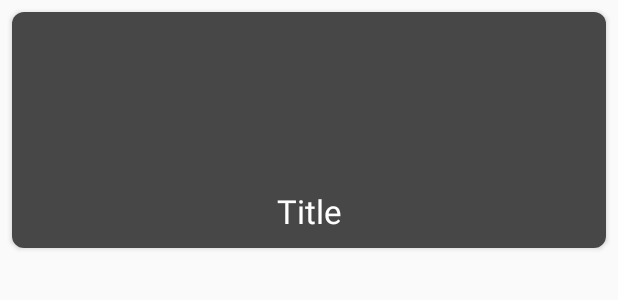
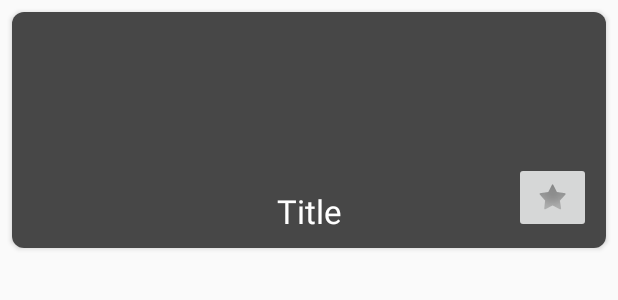
Before and after one commit to huynhvanhauvn/Android-Ex3, an Android app: the layout item_grid_movie.xml on its own in the app's theme, with its tools: preview values and no code run, on a phone screen of 412 x 824 dp. Shown: the top 300 px of the screen. Run offline under Robolectric (Android 15) with nearby library versions, the phone set to English and light mode, and no system bars.

Commit message:
them nut ngoi sao moi item

```diff
--- a/app/src/main/res/layout/item_grid_movie.xml
+++ b/app/src/main/res/layout/item_grid_movie.xml
@@ -53,5 +53,15 @@
             app:layout_constraintLeft_toRightOf="@+id/imageView"
             app:layout_constraintRight_toRightOf="parent"
             app:layout_constraintTop_toBottomOf="@+id/movie_title" />
+
+        <ImageButton
+            android:id="@+id/favoriteButton"
+            android:layout_width="wrap_content"
+            android:layout_height="wrap_content"
+            app:layout_constraintBottom_toBottomOf="parent"
+            app:layout_constraintEnd_toEndOf="parent"
+            app:layout_constraintTop_toTopOf="parent"
+            app:layout_constraintVertical_bias="1.0"
+            app:srcCompat="@android:drawable/star_off" />
     </androidx.constraintlayout.widget.ConstraintLayout>
 </androidx.cardview.widget.CardView>
```
Also changed, not shown: app/src/main/java/com/sbro/androidex3/MovieAdapter.kt (+7 -0 lines), app/src/main/res/layout/item_list_movie.xml (+10 -0 lines).
